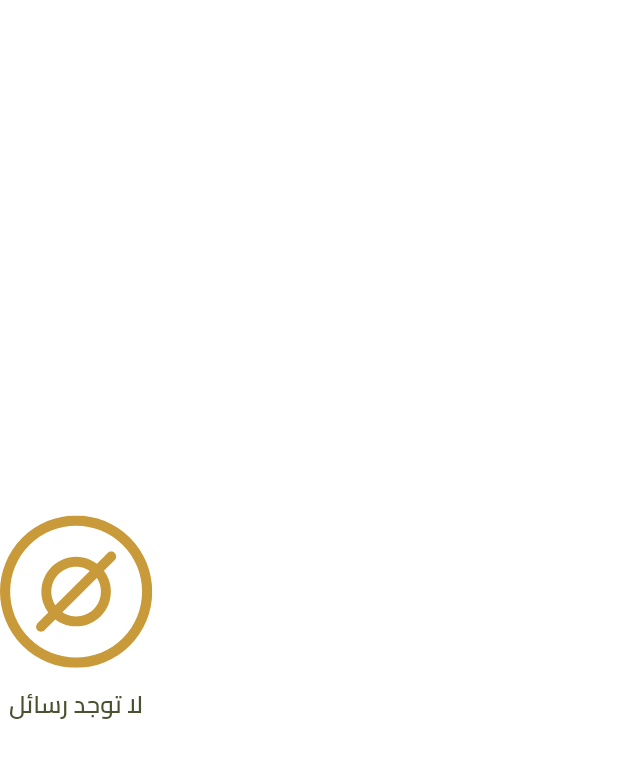
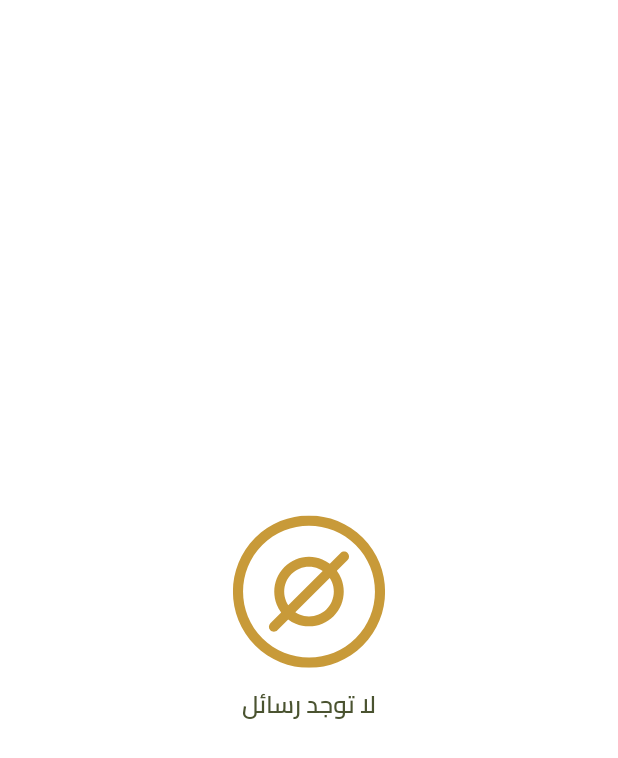
Before and after one commit to mostafaahmedbahr/El-Kottab-Teacher-App, a Flutter app: the MessageList widget shown alone on an empty page, opened directly, on a phone screen of 412 x 824 dp. Shown: the top 758 px of the screen. Run offline on Flutter 3.47's test engine with Material 3 defaults, Android fonts, the phone set to English and light mode, and no system bars; our stand-ins replace auto_size_text, badges, cached_network_image, carousel_slider, cherry_toast, conditional_builder_null_safety and 27 more; missing offline and left inert: zego_uikit, zego_uikit_prebuilt_call, zego_uikit_signaling_plugin, zego_zpns; accounts and stored records are empty; network calls fail.

Commit message:
make the empty messages in center

```diff
--- a/lib/features/chat/presentation/views/widgets/message_list.dart
+++ b/lib/features/chat/presentation/views/widgets/message_list.dart
@@ -26,7 +26,7 @@ class MessageList extends StatelessWidget {
         }
 
         if (messages.isEmpty) {
-          return EmptyWidget(msg: LangKeys.noMessagesFound);
+          return Center(child: EmptyWidget(msg: LangKeys.noMessagesFound));
         }
 
         return Padding(
```
